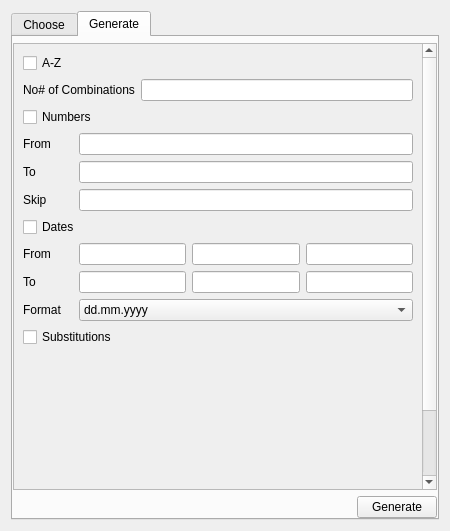
3nock/OTE, file sub3suite/src/Dialogs/WordlistDialog.ui: the form before one commit.
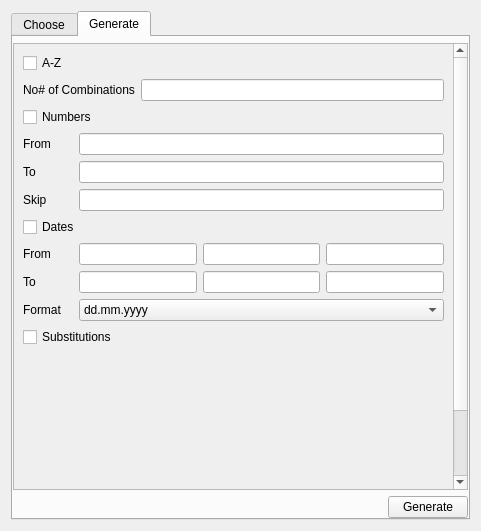
The form after the commit. The open tabs and pages were chosen to show the change. Icons and pictures are not drawn. Custom widgets are drawn as their Qt base class.

Diff of the .ui file:
```diff
--- a/sub3suite/src/Dialogs/WordlistDialog.ui
+++ b/sub3suite/src/Dialogs/WordlistDialog.ui
@@ -6,25 +6,25 @@
    <rect>
     <x>0</x>
     <y>0</y>
-    <width>450</width>
-    <height>527</height>
+    <width>481</width>
+    <height>528</height>
    </rect>
   </property>
   <property name="sizePolicy">
-   <sizepolicy hsizetype="Fixed" vsizetype="Preferred">
+   <sizepolicy hsizetype="Expanding" vsizetype="Expanding">
     <horstretch>0</horstretch>
     <verstretch>0</verstretch>
    </sizepolicy>
   </property>
   <property name="minimumSize">
    <size>
-    <width>450</width>
+    <width>0</width>
     <height>0</height>
    </size>
   </property>
   <property name="maximumSize">
    <size>
-    <width>450</width>
+    <width>16777215</width>
     <height>16777215</height>
    </size>
   </property>
@@ -352,7 +352,7 @@
            <rect>
             <x>0</x>
             <y>0</y>
-            <width>407</width>
+            <width>438</width>
             <height>514</height>
            </rect>
           </property>
```
